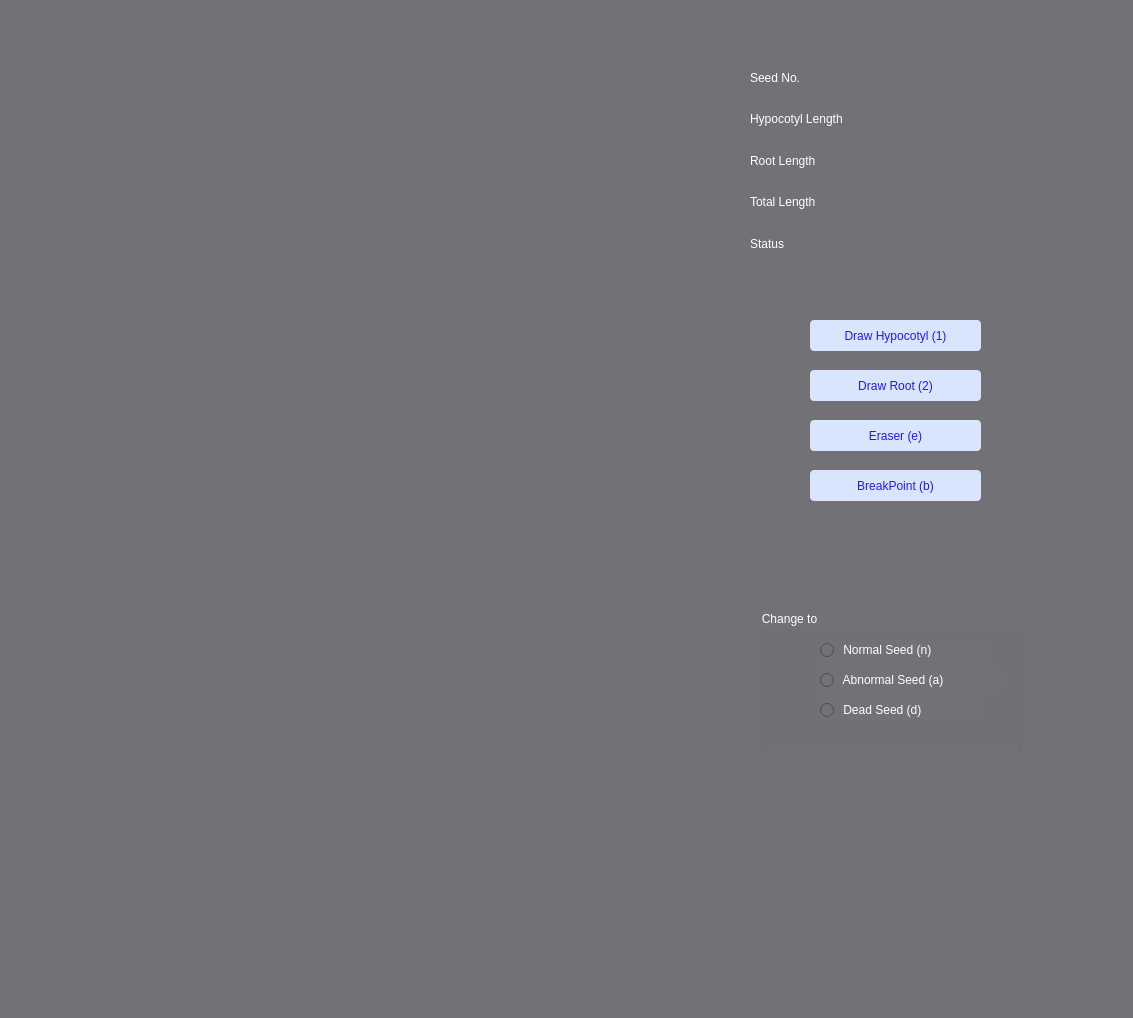
Before: the Qt Designer form UI_files/seed_editor.ui in NMBawiskar/germinated_seed_analyzer, drawn with Qt 5.
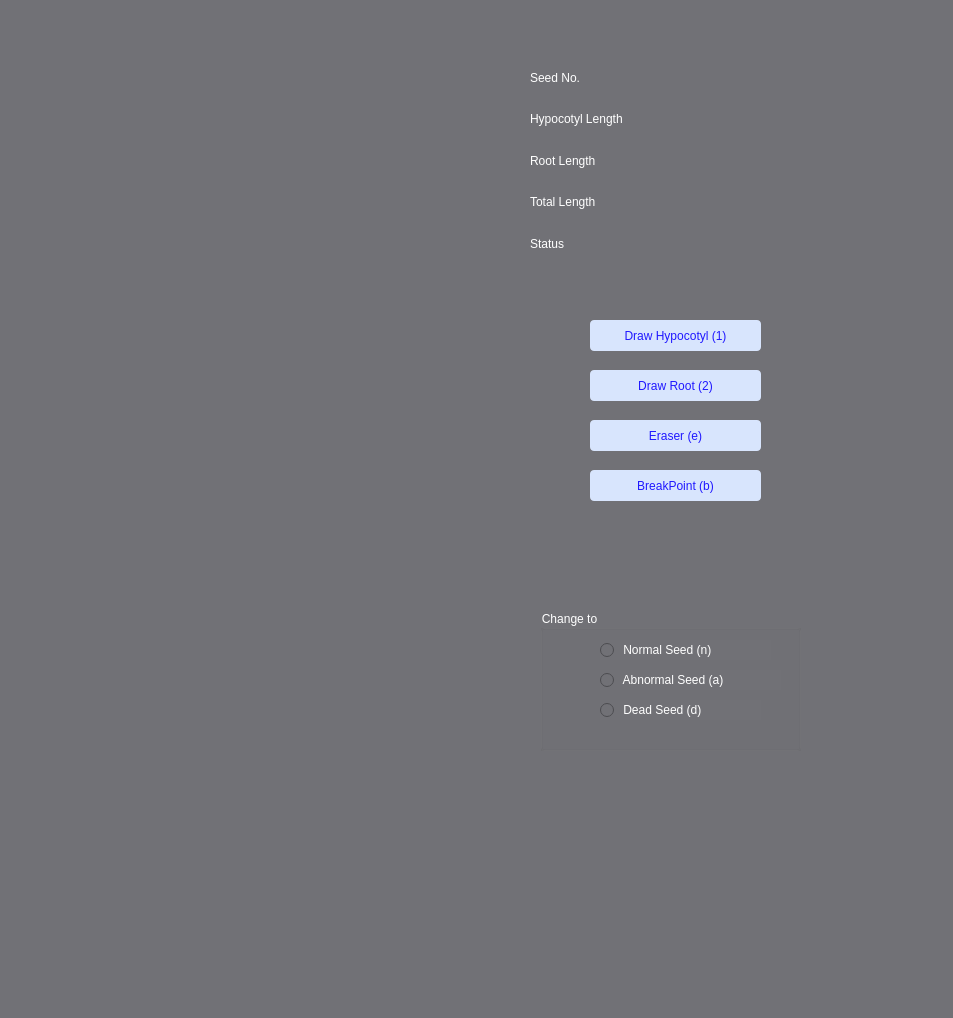
After: the same form once the commit is applied.

Commit message: Index error in branchClass resolved. Breakpoint after addition of new hyp points was showing wrong results. resolved.

Diff of the .ui file:
```diff
--- a/UI_files/seed_editor.ui
+++ b/UI_files/seed_editor.ui
@@ -6,7 +6,7 @@
    <rect>
     <x>0</x>
     <y>0</y>
-    <width>1133</width>
+    <width>953</width>
     <height>1018</height>
    </rect>
   </property>
@@ -19,7 +19,7 @@
   <widget class="QPushButton" name="btnEraser">
    <property name="geometry">
     <rect>
-     <x>810</x>
+     <x>590</x>
      <y>420</y>
      <width>171</width>
      <height>31</height>
@@ -41,7 +41,7 @@
   <widget class="QRadioButton" name="radioBtnNormalSeed">
    <property name="geometry">
     <rect>
-     <x>820</x>
+     <x>600</x>
      <y>640</y>
      <width>171</width>
      <height>20</height>
@@ -58,7 +58,7 @@
   <widget class="QRadioButton" name="radioBtnAbnormalSeed">
    <property name="geometry">
     <rect>
-     <x>820</x>
+     <x>600</x>
      <y>670</y>
      <width>181</width>
      <height>20</height>
@@ -75,7 +75,7 @@
   <widget class="QRadioButton" name="radioBtnDeadSeed">
    <property name="geometry">
     <rect>
-     <x>820</x>
+     <x>600</x>
      <y>700</y>
      <width>161</width>
      <height>20</height>
@@ -92,7 +92,7 @@
   <widget class="QWidget" name="gridLayoutWidget">
    <property name="geometry">
     <rect>
-     <x>750</x>
+     <x>530</x>
      <y>60</y>
      <width>361</width>
      <height>201</height>
@@ -214,7 +214,7 @@
   <widget class="QGroupBox" name="groupBox">
    <property name="geometry">
     <rect>
-     <x>760</x>
+     <x>540</x>
      <y>610</y>
      <width>261</width>
      <height>141</height>
@@ -231,7 +231,7 @@
   <widget class="QPushButton" name="btnPoint">
    <property name="geometry">
     <rect>
-     <x>810</x>
+     <x>590</x>
      <y>470</y>
      <width>171</width>
      <height>31</height>
@@ -247,29 +247,10 @@
     <string>BreakPoint (b)</string>
    </property>
   </widget>
-  <widget class="QLabel" name="label_img_seed_mask">
-   <property name="geometry">
-    <rect>
-     <x>390</x>
-     <y>30</y>
-     <width>301</width>
-     <height>951</height>
-    </rect>
-   </property>
-   <property name="mouseTracking">
-    <bool>true</bool>
-   </property>
-   <property name="text">
-    <string/>
-   </property>
-   <property name="scaledContents">
-    <bool>true</bool>
-   </property>
-  </widget>
   <widget class="QPushButton" name="btnDrawHyp">
    <property name="geometry">
     <rect>
-     <x>810</x>
+     <x>590</x>
      <y>320</y>
      <width>171</width>
      <height>31</height>
@@ -291,7 +272,7 @@
   <widget class="QPushButton" name="btnDrawRoot">
    <property name="geometry">
     <rect>
-     <x>810</x>
+     <x>590</x>
      <y>370</y>
      <width>171</width>
      <height>31</height>
```
Left out of the diff: 1 changed line with no effect on the pictures. The commit also changes 17 other files.
